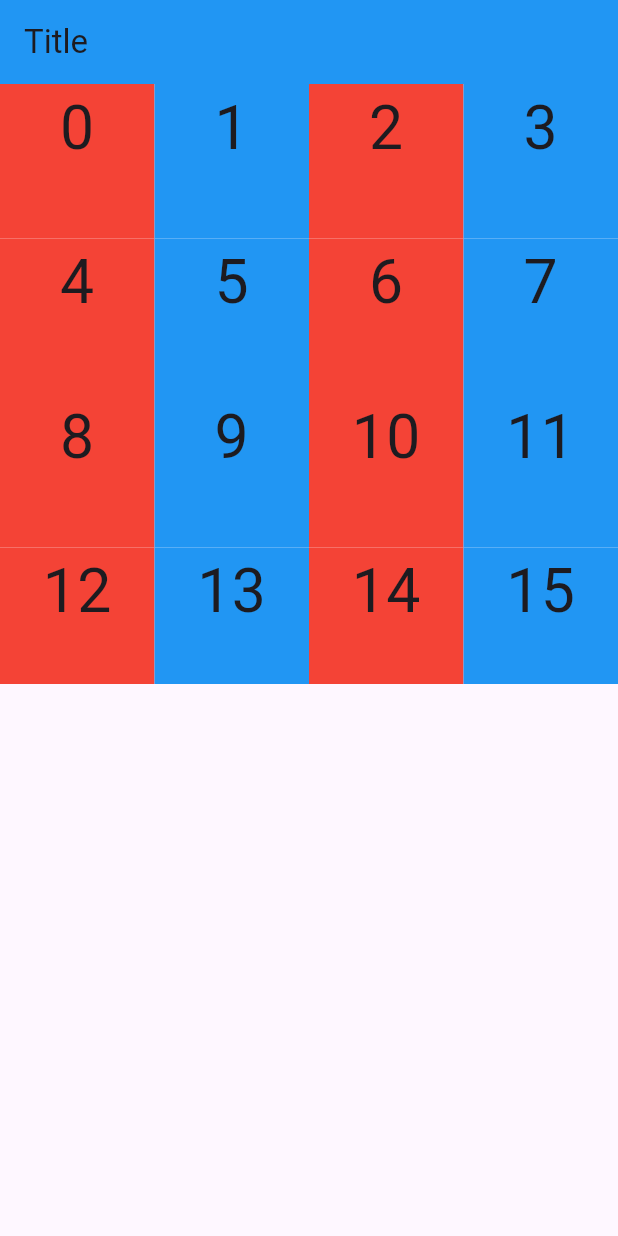
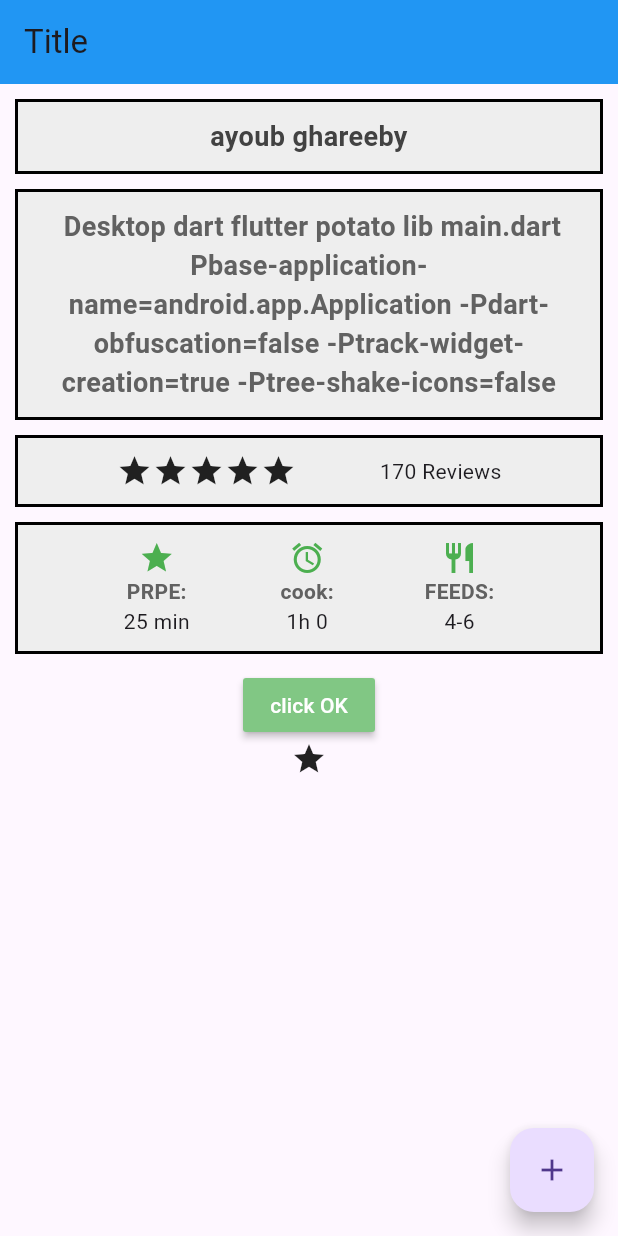
Before and after one commit to AyoubGharebi/firstFlutter, a Flutter app: the screen it shows after launch, on a phone screen of 412 x 824 dp. Run offline on Flutter 3.47's test engine with Material 3 defaults, Android fonts, the phone set to English and light mode, and no system bars.

Commit message:
new scfeen

```diff
--- /dev/null
+++ b/lib/example.dart
@@ -0,0 +1,162 @@
+import 'package:flutter/material.dart';
+
+class MyAppp extends StatefulWidget {
+  const MyAppp({super.key});
+
+  @override
+  State<MyAppp> createState() => _MyAppState();
+}
+
+class _MyAppState extends State<MyAppp> {
+  int i = 0;
+  bool state = true;
+
+  @override
+  Widget build(BuildContext context) {
+    // TODO: implement build
+    return MaterialApp(
+      home: Scaffold(
+          floatingActionButton: FloatingActionButton(
+            onPressed: () {
+              setState(() {});
+              state = true;
+              print("flotbutton $i");
+            },
+            child: Icon(Icons.add),
+          ),
+          appBar: AppBar(
+            backgroundColor: Colors.blue,
+            title: Text("Title"),
+          ),
+          body: Container(
+            padding: EdgeInsets.all(10),
+            child: Column(
+              children: [
+                Container(
+                  decoration: BoxDecoration(
+                      color: Colors.grey[200],
+                      border: Border.all(color: Colors.black, width: 2)),
+                  margin: EdgeInsets.only(bottom: 10),
+                  padding: EdgeInsets.all(10),
+                  width: 1000,
+                  child: Text("ayoub ghareeby",
+                      textAlign: TextAlign.center,
+                      style: TextStyle(
+                          fontWeight: FontWeight.w600,
+                          fontSize: 18,
+                          color: Colors.grey[800])),
+                ),
+                Container(
+                  decoration: BoxDecoration(
+                      color: Colors.grey[200],
+                      border: Border.all(color: Colors.black, width: 2)),
+                  padding: EdgeInsets.all(10),
+                  margin: EdgeInsets.only(bottom: 10),
+                  width: 10000,
+                  child: Text(
+                      " Desktop dart flutter potato lib main.dart Pbase-application-name=android.app.Application -Pdart-obfuscation=false -Ptrack-widget-creation=true -Ptree-shake-icons=false  ",
+                      textAlign: TextAlign.center,
+                      style: TextStyle(
+                          fontWeight: FontWeight.w600,
+                          fontSize: 18,
+                          color: Colors.grey[700])),
+                ),
+                Container(
+                    decoration: BoxDecoration(
+                        color: Colors.grey[200],
+                        border: Border.all(color: Colors.black, width: 2)),
+                    margin: EdgeInsets.only(bottom: 10),
+                    padding: EdgeInsets.all(10),
+                    width: 1000,
+                    child: const Row(
+                        mainAxisAlignment: MainAxisAlignment.spaceEvenly,
+                        children: [
+                          Row(
+                            children: [
+                              Icon(Icons.star),
+                              Icon(Icons.star),
+                              Icon(Icons.star),
+                              Icon(Icons.star),
+                              Icon(Icons.star),
+                            ],
+                          ),
+                          Text("170 Reviews")
+                        ])),
+                Container(
+                  decoration: BoxDecoration(
+                      color: Colors.grey[200],
+                      border: Border.all(color: Colors.black, width: 2)),
+                  margin: EdgeInsets.only(bottom: 10),
+                  padding: EdgeInsets.all(10),
+                  width: 1000,
+                  child: Row(
+                    mainAxisAlignment: MainAxisAlignment.spaceEvenly,
+                    children: [
+                      Column(
+                        children: [
+                          Icon(
+                            Icons.star,
+                            color: Colors.green,
+                          ),
+                          Text(
+                            "PRPE:",
+                            style: TextStyle(
+                                fontWeight: FontWeight.bold,
+                                color: Colors.grey[700]),
+                          ),
+                          Text("25 min")
+                        ],
+                      ),
+                      Column(
+                        mainAxisAlignment: MainAxisAlignment.spaceEvenly,
+                        children: [
+                          Icon(
+                            Icons.alarm,
+                            color: Colors.green,
+                          ),
+                          Text(
+                            "cook:",
+                            style: TextStyle(
+                                fontWeight: FontWeight.bold,
+                                color: Colors.grey[700]),
+                          ),
+                          Text("1h $i")
+                        ],
+                      ),
+                      Column(
+                        children: [
+                          Icon(
+                            Icons.restaurant,
+                            color: Colors.green,
+                          ),
+                          Text(
+                            "FEEDS:",
+                            style: TextStyle(
+                                fontWeight: FontWeight.bold,
+                                color: Colors.grey[700]),
+                          ),
+                          Text("4-6")
+                        ],
+                      )
+                    ],
+                  ),
+                ),
+                MaterialButton(
+                  color: Colors.green[300],
+                  textColor: Colors.white,
+                  onLongPress: () => print("long"),
+                  onPressed: () {
+                    setState(() {});
+                    state = false;
+                    i--;
+                    print("button ok is ok");
+                  },
+                  child: Text("click OK"),
+                ),
+                state ? Icon(Icons.star) : Icon(Icons.star_border_outlined)
+              ],
+            ),
+          )),
+    );
+  }
+}
```
Also changed, not shown: lib/main.dart (+182 -7 lines).
